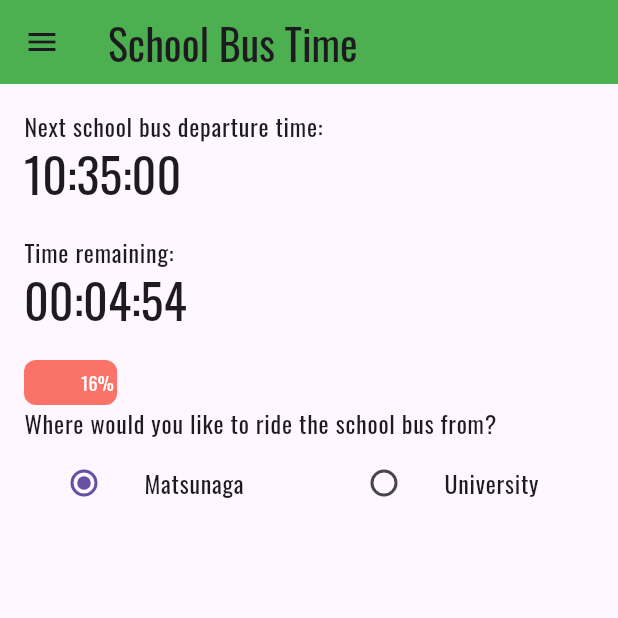
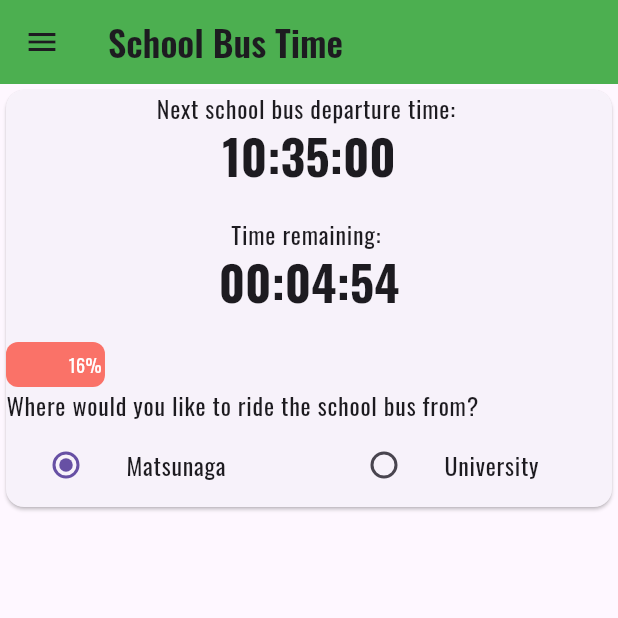
Before and after one commit to JamesXiaoMo/SchoolBusTime_Flutter, a Flutter app: the screen it shows after launch, on a phone screen of 412 x 824 dp, the top half of it. Run offline on Flutter 3.47's test engine with Material 3 defaults, Android fonts, the phone set to English and light mode, and no system bars; drawn by our look-alikes of flutter_animation_progress_bar; our stand-ins replace google_fonts.

Commit message:
Daily updata

```diff
--- a/lib/main.dart
+++ b/lib/main.dart
@@ -40,11 +40,27 @@ class _MyAppState extends State<MyApp> {
 
   void _setTextTheme() {
     if (_locale.languageCode == 'zh') {
-      _textTheme = GoogleFonts.notoSansTextTheme();
+      _textTheme = GoogleFonts.notoSansTextTheme().copyWith(
+        headlineLarge: GoogleFonts.notoSans(fontSize: 48, fontWeight: FontWeight.bold),
+        headlineMedium: GoogleFonts.notoSans(fontSize: 24.0, fontWeight: FontWeight.w600),
+        bodyLarge: GoogleFonts.notoSans(fontSize: 16.0),
+        labelLarge: GoogleFonts.notoSans(fontSize: 14.0),
+      );
+
     } else if (_locale.languageCode == 'ja') {
-      _textTheme = GoogleFonts.kosugiTextTheme();
+      _textTheme = GoogleFonts.kosugiTextTheme().copyWith(
+        headlineLarge: GoogleFonts.kosugi(fontSize: 32.0, fontWeight: FontWeight.bold),
+        headlineMedium: GoogleFonts.kosugi(fontSize: 24.0, fontWeight: FontWeight.w600),
+        bodyLarge: GoogleFonts.kosugi(fontSize: 16.0),
+        labelLarge: GoogleFonts.kosugi(fontSize: 14.0),
+      );;
     } else {
-      _textTheme = GoogleFonts.oswaldTextTheme();
+      _textTheme = GoogleFonts.oswaldTextTheme().copyWith(
+        headlineLarge: GoogleFonts.oswald(fontSize: 32.0, fontWeight: FontWeight.bold),
+        headlineMedium: GoogleFonts.oswald(fontSize: 24.0, fontWeight: FontWeight.w600),
+        bodyLarge: GoogleFonts.oswald(fontSize: 16.0),
+        labelLarge: GoogleFonts.oswald(fontSize: 14.0),
+      );;
     }
   }
 
@@ -249,11 +265,13 @@ class _MyHomePageState extends State<MyHomePage> {
             ]
         ),
       ),
-      body: Container(
-        padding: const EdgeInsets.all(16.0),
-        height: MediaQuery.of(context).size.height,
+      body:
+        Center(
+          child:Column(
+            crossAxisAlignment: CrossAxisAlignment.center,
+            children: [
+              Card(
                 child: Column(
-          crossAxisAlignment: CrossAxisAlignment.start,
                     children: [
                         Text(
                           S.of(context).nextBusTime,
@@ -308,7 +326,7 @@ class _MyHomePageState extends State<MyHomePage> {
                                 ),
                               ),
                             ),
-                const SizedBox(width: 20), // 添加间距
+                            const SizedBox(width: 20),
                             Expanded(
                               child: ListTile(
                                 title: Text(S.of(context).location2,
@@ -328,7 +346,91 @@ class _MyHomePageState extends State<MyHomePage> {
                         ),
                       ],
                 ),
+              )
+            ],
           ),
+        )
+      // Container(
+      //   padding: const EdgeInsets.all(16.0),
+      //   height: MediaQuery.of(context).size.height,
+      //   child:
+      //   Column(
+      //     crossAxisAlignment: CrossAxisAlignment.start,
+      //     children: [
+      //       Text(
+      //         S.of(context).nextBusTime,
+      //         style: Theme.of(context).textTheme.bodyLarge,
+      //       ),
+      //       Text(
+      //         nextBusStr,
+      //         style: Theme.of(context).textTheme.headlineLarge,
+      //       ),
+      //       const SizedBox(height: 20),
+      //       Text(
+      //         S.of(context).timeRemaining,
+      //         style: Theme.of(context).textTheme.bodyLarge,
+      //       ),
+      //       Text(
+      //         countDownStr,
+      //         style: Theme.of(context).textTheme.headlineLarge,
+      //       ),
+      //       const SizedBox(height: 20),
+      //       SizedBox(
+      //         height: 30,
+      //         child: FAProgressBar(
+      //           maxValue: 100,
+      //           changeColorValue: 25,
+      //           changeProgressColor: Colors.green,
+      //           currentValue: (countDown / intervalTime * 100).toDouble(),
+      //           displayText: '%',
+      //         ),
+      //       ),
+      //       Align(
+      //         alignment: Alignment.centerLeft,
+      //         child: Text(
+      //           S.of(context).locationSelection,
+      //           style: Theme.of(context).textTheme.bodyLarge,
+      //         ),
+      //       ),
+      //       Row(
+      //         mainAxisAlignment: MainAxisAlignment.center,
+      //         children: [
+      //           Expanded(
+      //             child: ListTile(
+      //               title: Text(S.of(context).location1,
+      //                 style: Theme.of(context).textTheme.bodyLarge,),
+      //               leading: Radio<int>(
+      //                 value: 1,
+      //                 groupValue: _selectedValue,
+      //                 onChanged: (int? value) {
+      //                   setState(() {
+      //                     _selectedValue = value;
+      //                   });
+      //                 },
+      //               ),
+      //             ),
+      //           ),
+      //           const SizedBox(width: 20),
+      //           Expanded(
+      //             child: ListTile(
+      //               title: Text(S.of(context).location2,
+      //                 style: Theme.of(context).textTheme.bodyLarge,),
+      //               leading: Radio<int>(
+      //                 value: 2,
+      //                 groupValue: _selectedValue,
+      //                 onChanged: (int? value) {
+      //                   setState(() {
+      //                     _selectedValue = value;
+      //                   });
+      //                 },
+      //               ),
+      //             ),
+      //           ),
+      //         ],
+      //       ),
+      //     ],
+      //   ),
+      // ),
     );
   }
 }
--- a/pubspec.yaml
+++ b/pubspec.yaml
@@ -34,6 +34,7 @@ dependencies:
   http:
   google_fonts: ^6.2.1
   flutter_animation_progress_bar:
+  path_provider_foundation: ^2.4.0
 
 
   # The following adds the Cupertino Icons font to your application.
```
Also changed, not shown: pubspec.lock, 2 other files. Lines whose indentation alone changed are shown as unchanged.
